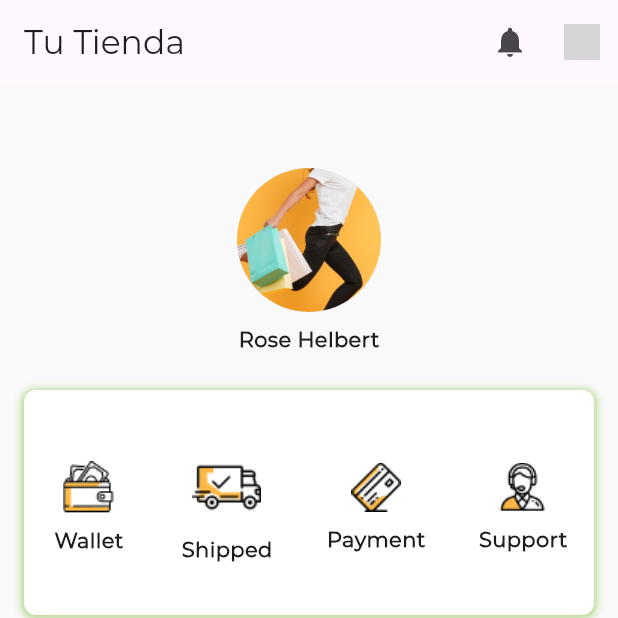
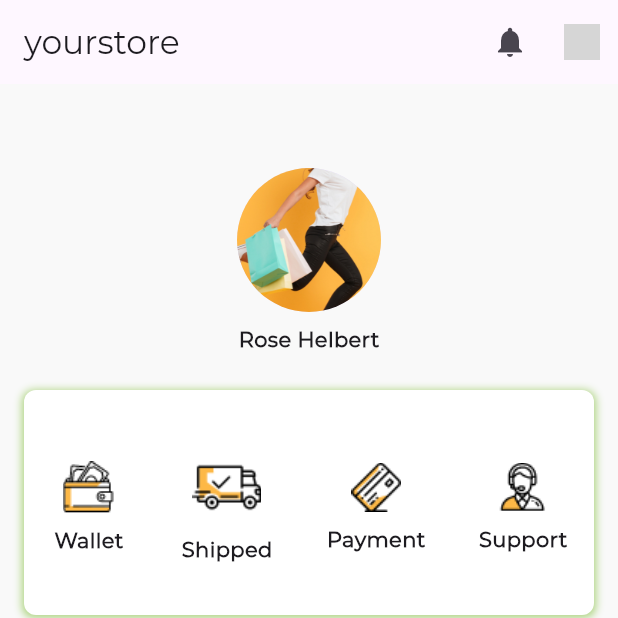
Before and after one commit to wanfer3434/my_new_project, a Flutter app: the screen it shows after launch, item 4 of the bottom bar chosen, on a phone screen of 412 x 824 dp, the top half of it. Run offline on Flutter 3.47's test engine with Material 3 defaults, Android fonts, the phone set to English and light mode, and no system bars; our stand-ins replace cached_network_image, card_swiper, cloud_firestore, firebase_core, flutter_rating_bar, flutter_svg and 2 more; missing offline and left inert: rubber; accounts and stored records are empty; network calls fail; grey boxes are pictures that could not be loaded.

Commit message:
Actualizar main_page.dart titulo

```diff
--- a/lib/screens/main/main_page.dart
+++ b/lib/screens/main/main_page.dart
@@ -115,7 +115,7 @@ class _MainPageState extends State<MainPage> with TickerProviderStateMixin {
 
     return Scaffold(
       appBar: AppBar(
-        title: Text('Tu Tienda'),
+        title: Text('yourstore'),
         actions: <Widget>[
           IconButton(
             icon: Icon(Icons.notifications),
```
